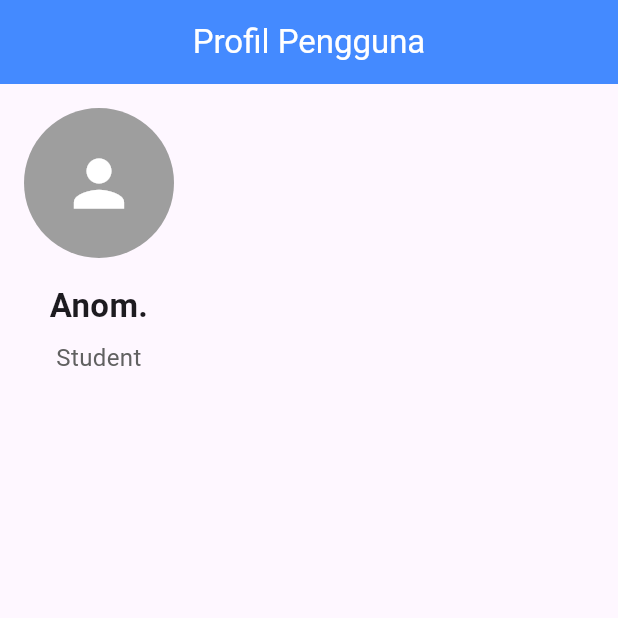
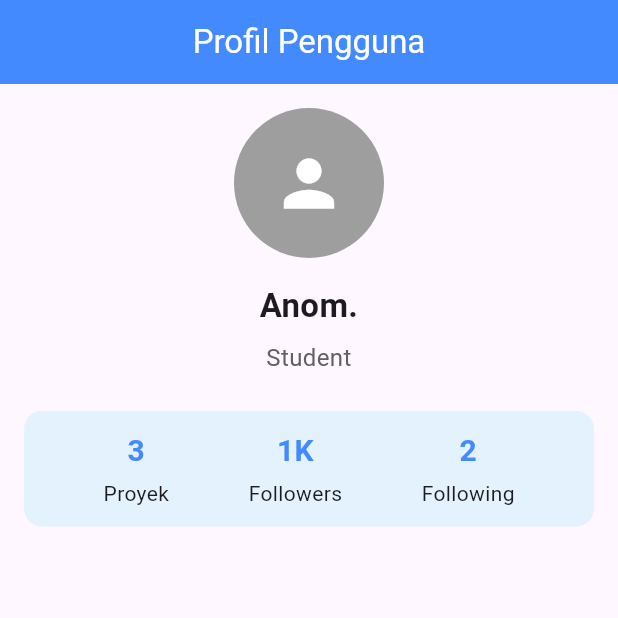
Before and after one commit to AnomRizqi/flutter-day-3, a Flutter app: the screen it shows after launch, on a phone screen of 412 x 824 dp, the top half of it. Run offline on Flutter 3.47's test engine with Material 3 defaults, Android fonts, the phone set to English and light mode, and no system bars.

Commit message:
feat: add profile statistics row

```diff
--- a/lib/profile.dart
+++ b/lib/profile.dart
@@ -30,6 +30,64 @@
                     userName: userName,
                     role: role,
                 ),
+                const SizedBox(height: 24),
+
+Container(
+    padding: const EdgeInsets.symmetric(vertical: 12),
+    decoration: BoxDecoration(
+        color: Colors.blue[50],
+        borderRadius: BorderRadius.circular(12),
+    ),
+    child: Row(
+        mainAxisAlignment: MainAxisAlignment.spaceEvenly,
+        children: [
+            Column(
+                children: [
+                    const Text(
+                        '3',
+                        style: TextStyle(
+                            fontSize: 20,
+                            fontWeight: FontWeight.bold,
+                            color: Colors.blueAccent,
+                        ),
+                    ),
+                    const SizedBox(height: 4),
+                    const Text('Proyek'),
+                ],
+            ),
+
+            Column(
+                children: [
+                    const Text(
+                        '1K',
+                        style: TextStyle(
+                            fontSize: 20,
+                            fontWeight: FontWeight.bold,
+                            color: Colors.blueAccent,
+                        ),
+                    ),
+                    const SizedBox(height: 4),
+                    const Text('Followers'),
+                ],
+            ),
+
+            Column(
+                children: [
+                    const Text(
+                        '2',
+                        style: TextStyle(
+                            fontSize: 20,
+                            fontWeight: FontWeight.bold,
+                            color: Colors.blueAccent,
+                        ),
+                    ),
+                    const SizedBox(height: 4),
+                    const Text('Following'),
+                ],
+            ),
+        ],
+    ),
+),
             ],
           ),
         ),
```
